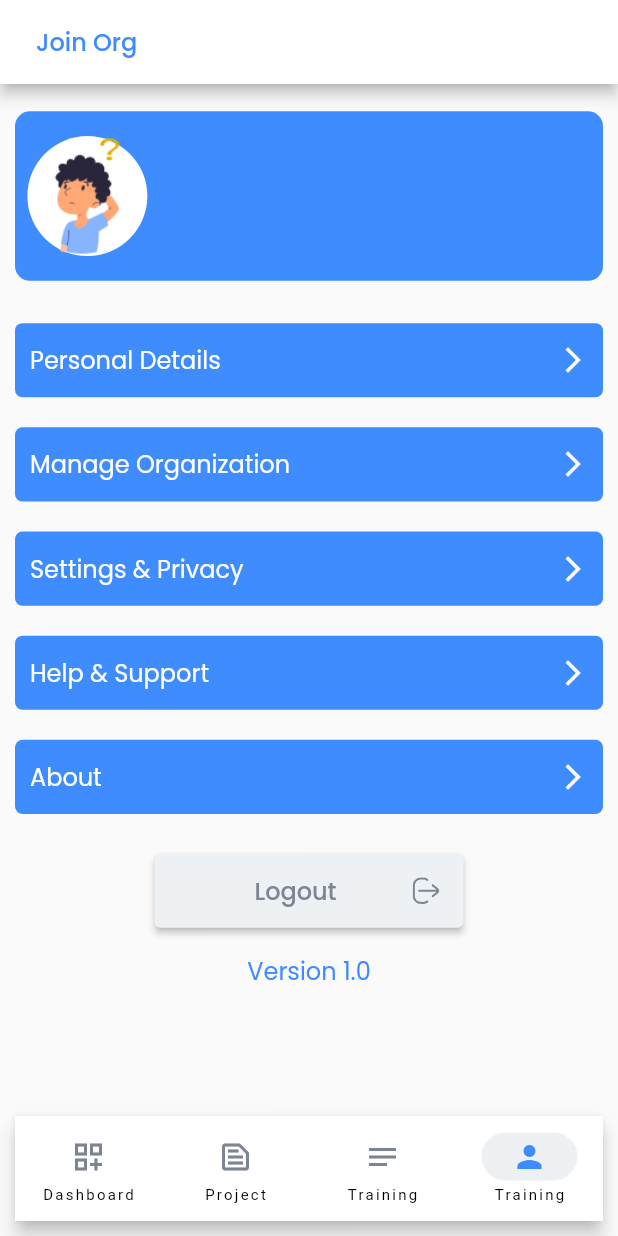
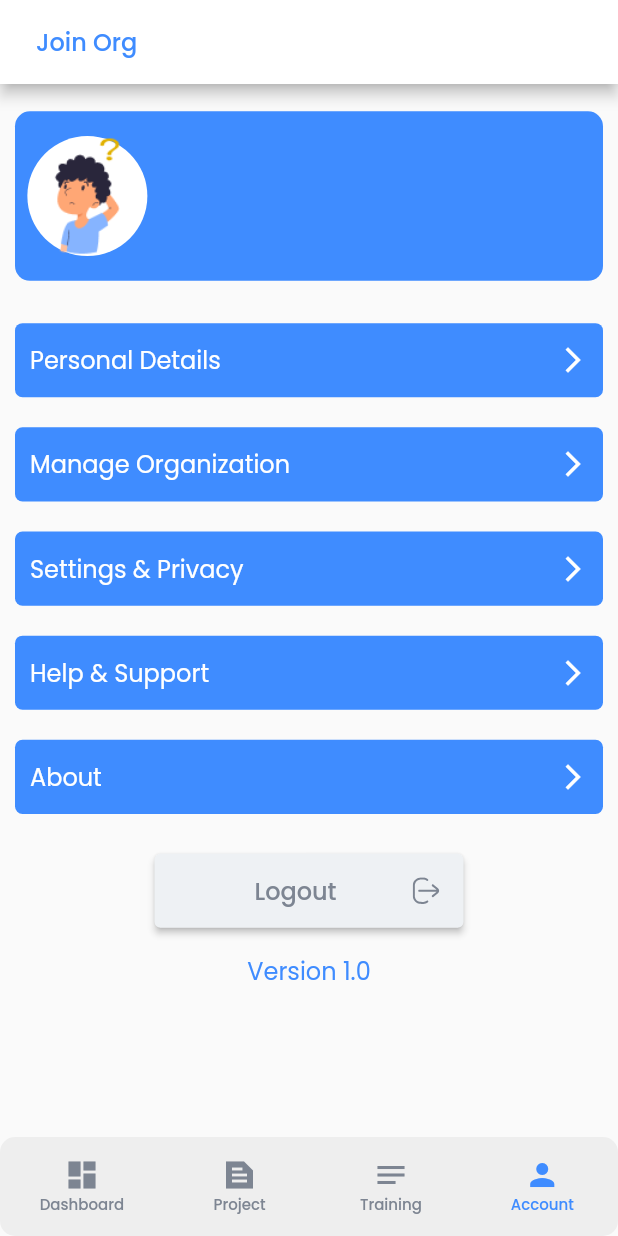
Before and after one commit to falguni-androidster/versa_tribe, a Flutter app: the HomeScreen screen opened directly, item 4 of the bottom bar chosen, on a phone screen of 412 x 824 dp. Run offline on Flutter 3.47's test engine with Material 2 defaults, Android fonts, the phone set to English and light mode, and no system bars; our stand-ins replace connectivity, flutter_svg, shared_preferences, timeline_tile; accounts and stored records are empty; network calls fail.

Commit message:
Manage Bottom NavigationBar

```diff
--- a/lib/Screens/Home/account_screen.dart
+++ b/lib/Screens/Home/account_screen.dart
@@ -1,11 +1,14 @@
 import 'package:flutter/material.dart';
 import 'package:http/http.dart' as http;
+import 'package:provider/provider.dart';
 import 'package:shared_preferences/shared_preferences.dart';
 import 'package:versa_tribe/Model/profile_response.dart';
+import 'package:versa_tribe/Screens/Home/dashboard_screen.dart';
 import 'package:versa_tribe/Screens/person_details_screen.dart';
 import 'package:versa_tribe/Utils/image_path.dart';
 import 'package:versa_tribe/Utils/svg_btn.dart';
 
+import '../../Providers/bottom_tab_provider.dart';
 import '../../Utils/api_config.dart';
 import '../../Utils/custom_colors.dart';
 import '../../Utils/custom_string.dart';
@@ -88,6 +91,7 @@ class _AccountScreenState extends State<AccountScreen> {
               margin: EdgeInsets.symmetric(
                   horizontal: size.width * 0.25, vertical: size.height * 0.02),
               child: ElevatedButton(
+
                   style: ElevatedButton.styleFrom(
                       backgroundColor: CustomColors.kGrayColor),
                   onPressed: () {
@@ -147,9 +151,11 @@ class _AccountScreenState extends State<AccountScreen> {
   }
 
   Future<void> logoutClick(context) async {
+    final provider = Provider.of<ManageBottomTabProvider>(context, listen: false);
     String logOutUrl = '${ApiConfig.baseUrl}/api/Account/Logout';
     final response = await http.post(Uri.parse(logOutUrl));
     if (response.statusCode == 200) {
+      provider.manageBottomTab(const DashboardScreen(), 0);
       clearSharedPreferences(CustomString.isLoggedIn);
       showToast(context, CustomString.logOutSuccess);
       if (!mounted) return;
--- a/lib/Screens/home_screen.dart
+++ b/lib/Screens/home_screen.dart
@@ -245,7 +245,7 @@ class _HomeScreenState extends State<HomeScreen> {
             ],
           ),
         ),
-        /*body: Consumer<ManageBottomTabProvider>(builder: (context, val, child) {
+        body: Consumer<ManageBottomTabProvider>(builder: (context, val, child) {
           return PageStorage(
             bucket: bucket,
             child: val.currentScreen,
@@ -281,12 +281,6 @@ class _HomeScreenState extends State<HomeScreen> {
                   tabTitle: CustomString.training,
                   icon: Icons.notes_sharp),
               materialButton(
-                  screen: const ProjectScreen(),
-                  context: context,
-                  tab: 3,
-                  tabTitle: CustomString.message,
-                  icon: Icons.message_outlined),
-              materialButton(
                   screen: const AccountScreen(),
                   context: context,
                   tab: 4,
@@ -294,8 +288,8 @@ class _HomeScreenState extends State<HomeScreen> {
                   icon: Icons.person),
             ],
           ),
-        ),*/
-        bottomNavigationBar: Card(
+        ),
+        /*bottomNavigationBar: Card(
           margin: const EdgeInsets.all(10.0),
           elevation: 5,
           child: NavigationBar(
@@ -337,7 +331,7 @@ class _HomeScreenState extends State<HomeScreen> {
           const ProjectScreen(),
           const TrainingScreen(),
           const AccountScreen()
-        ][currentPageIndex],
+        ][currentPageIndex],*/
       ),
     );
   }
```
Also changed, not shown: lib/Screens/person_details_screen.dart (+29 -25 lines).
